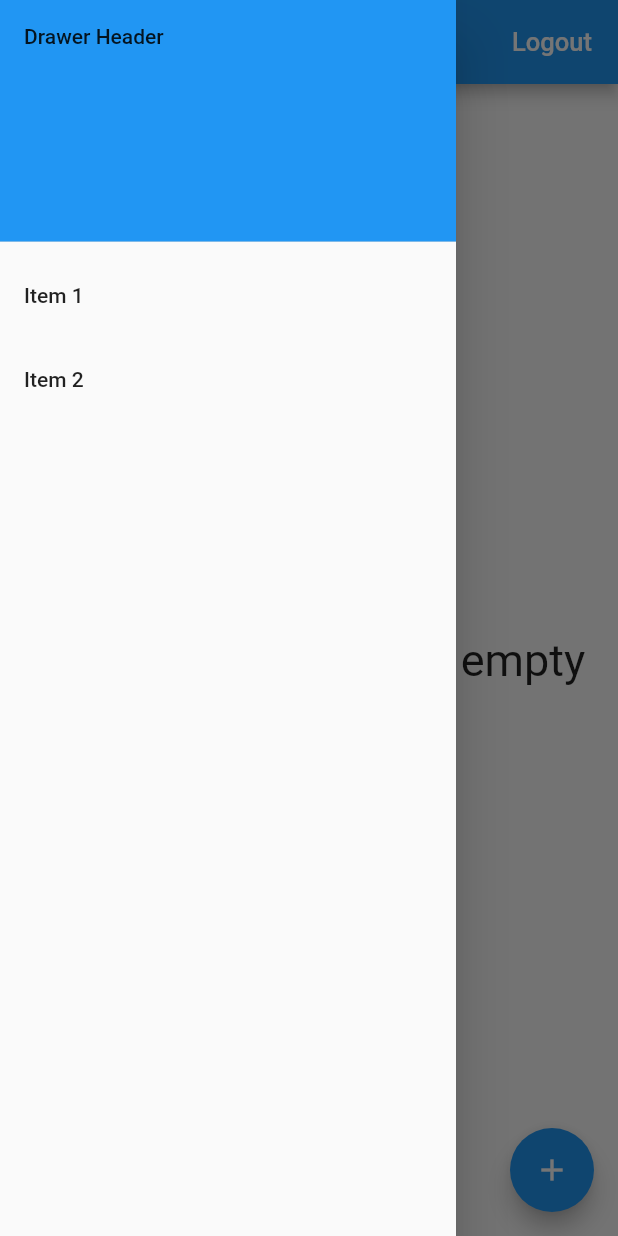
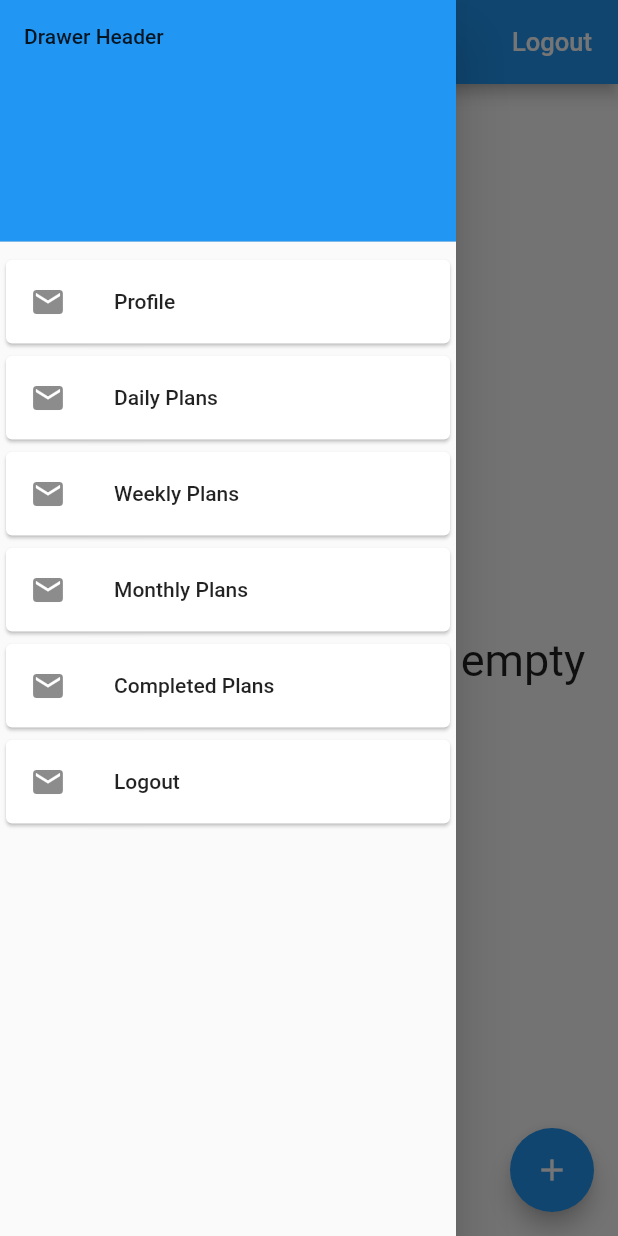
Before and after one commit to mervebasak/piton_todo_task, a Flutter app: the HomePage screen opened directly, with the side drawer open, on a phone screen of 412 x 824 dp. Run offline on Flutter 3.47's test engine with Material 2 defaults, Android fonts, the phone set to English and light mode, and no system bars; our stand-ins replace firebase_auth, firebase_database; accounts and stored records are empty.

Commit message:
icons added

```diff
--- a/lib/main.dart
+++ b/lib/main.dart
@@ -1,4 +1,5 @@
 import 'package:flutter/material.dart';
+import 'package:task_manager_app/pages/addtask.dart';
 import 'package:task_manager_app/pages/rootpage.dart';
 import 'package:task_manager_app/services/authentication.dart';
 import 'pages/loginpage.dart';
@@ -15,7 +16,7 @@ class MyApp extends StatelessWidget {
         theme: new ThemeData(
           primarySwatch: Colors.blue,
         ),
-        home: new RootPage(auth: new Auth())
+        home: new AddTask()
     );
   }
 }
--- a/lib/pages/homepage.dart
+++ b/lib/pages/homepage.dart
@@ -274,8 +274,10 @@ class _HomePageState extends State<HomePage> {
                   color: Colors.blue,
                 ),
               ),
-              ListTile(
-                title: Text('Item 1'),
+              Card(
+                child: ListTile(
+                  title: Text('Profile'),
+                  leading: const Icon(Icons.email),
                   onTap: () {
                     // Update the state of the app
                     // ...
@@ -283,8 +285,11 @@ class _HomePageState extends State<HomePage> {
                     Navigator.pop(context);
                   },
                 ),
-              ListTile(
-                title: Text('Item 2'),
+              ),
+              Card(
+                child: ListTile(
+                  title: Text('Daily Plans'),
+                  leading: const Icon(Icons.email),
                   onTap: () {
                     // Update the state of the app
                     // ...
@@ -292,6 +297,56 @@ class _HomePageState extends State<HomePage> {
                     Navigator.pop(context);
                   },
                 ),
+              ),
+              Card(
+                child: ListTile(
+                  title: Text('Weekly Plans'),
+                  leading: const Icon(Icons.email),
+                  onTap: () {
+                    // Update the state of the app
+                    // ...
+                    // Then close the drawer
+                    Navigator.pop(context);
+                  },
+                ),
+              ),
+              Card(
+                child: ListTile(
+                  title: Text('Monthly Plans'),
+                  leading: const Icon(Icons.email),
+                  onTap: () {
+                    // Update the state of the app
+                    // ...
+                    // Then close the drawer
+                    Navigator.pop(context);
+                  },
+                ),
+              ),
+              Card(
+                child: ListTile(
+                  title: Text('Completed Plans'),
+                  leading: const Icon(Icons.email),
+                  onTap: () {
+                    // Update the state of the app
+                    // ...
+                    // Then close the drawer
+                    Navigator.pop(context);
+                  },
+                ),
+              ),
+              Card(
+                child: ListTile(
+                  title: Text('Logout'),
+                  leading: const Icon(Icons.email),
+                  onTap: () {
+                    // Update the state of the app
+                    // ...
+                    // Then close the drawer
+                    Navigator.pop(context);
+                  },
+                ),
+              ),
+
             ],
           ),
         ),
--- a/pubspec.yaml
+++ b/pubspec.yaml
@@ -17,6 +17,7 @@ environment:
   sdk: ">=2.1.0 <3.0.0"
 
 dependencies:
+
   flutter:
     sdk: flutter
 
```
Also changed, not shown: lib/models/user.dart (added, +18 -0 lines), lib/pages/addtask.dart (added, +104 -0 lines). Lines whose indentation alone changed are shown as unchanged.
